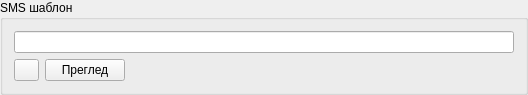
This is src/View/SubWidgets/SMSTemplate.ui in thefinalcutbg/DinoDent as Qt 5 draws it before an edit. The edited form follows.
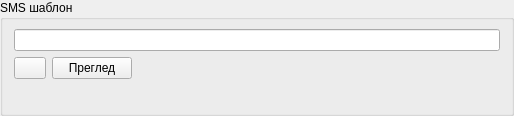
This is the edited form.

Patch:
```diff
--- a/src/View/SubWidgets/SMSTemplate.ui
+++ b/src/View/SubWidgets/SMSTemplate.ui
@@ -6,8 +6,8 @@
    <rect>
     <x>0</x>
     <y>0</y>
-    <width>528</width>
-    <height>95</height>
+    <width>514</width>
+    <height>116</height>
    </rect>
   </property>
   <property name="windowTitle">
@@ -35,6 +35,12 @@
       <string>SMS шаблон</string>
      </property>
      <layout class="QVBoxLayout" name="verticalLayout">
+      <property name="topMargin">
+       <number>9</number>
+      </property>
+      <property name="bottomMargin">
+       <number>9</number>
+      </property>
       <item>
        <widget class="QLineEdit" name="lineEdit"/>
       </item>
@@ -47,8 +53,8 @@
          <widget class="QPushButton" name="resetButton">
           <property name="maximumSize">
            <size>
-            <width>25</width>
-            <height>25</height>
+            <width>32</width>
+            <height>32</height>
            </size>
           </property>
           <property name="toolTip">
@@ -61,6 +67,12 @@
         </item>
         <item>
          <widget class="QPushButton" name="previewButton">
+          <property name="minimumSize">
+           <size>
+            <width>32</width>
+            <height>0</height>
+           </size>
+          </property>
           <property name="text">
            <string>Преглед</string>
           </property>
```
